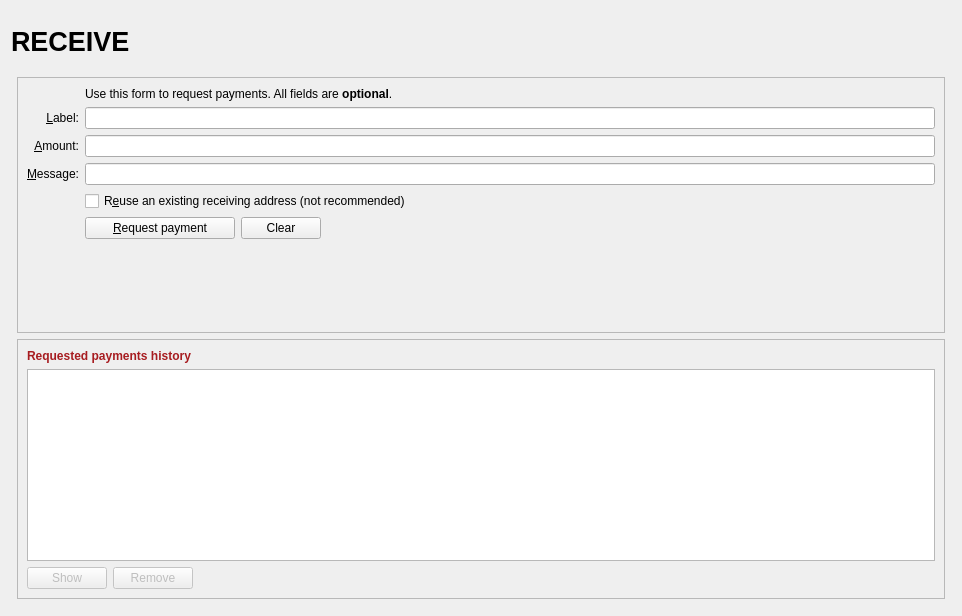
Above: src/qt/forms/receivecoinsdialog.ui from laurobeleche/CryptoDezireCash before the change. Below: the same form after it.
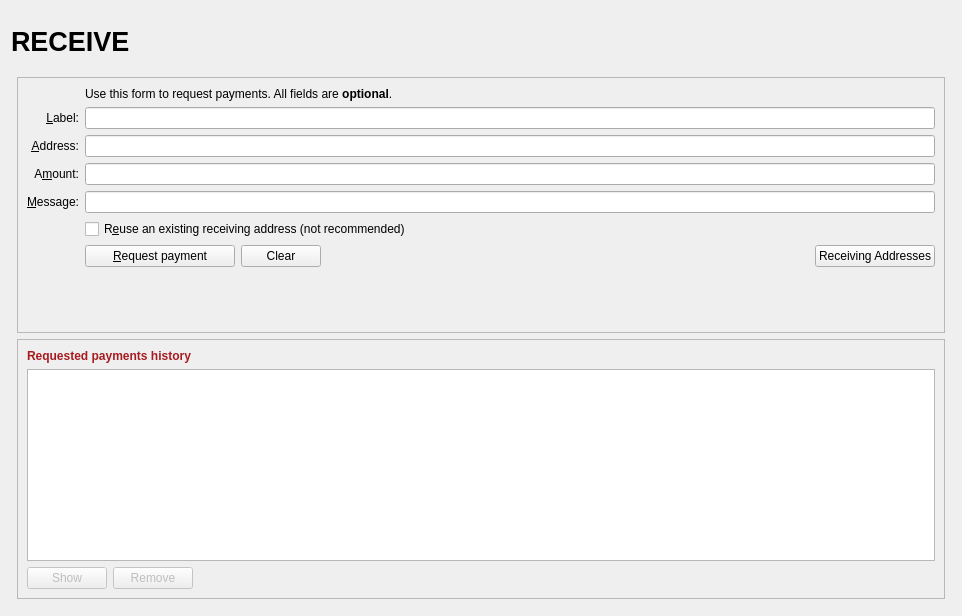
That is the form after the change. Icons and pictures are not drawn. Custom widgets are drawn as their Qt base class.

```diff
--- a/src/qt/forms/receivecoinsdialog.ui
+++ b/src/qt/forms/receivecoinsdialog.ui
@@ -136,53 +136,6 @@
           <layout class="QVBoxLayout" name="verticalLayout_3">
            <item>
             <layout class="QGridLayout" name="gridLayout">
-             <item row="7" column="2">
-              <widget class="QCheckBox" name="reuseAddress">
-               <property name="toolTip">
-                <string>Reuse one of the previously used receiving addresses.&lt;br&gt;Reusing addresses has security and privacy issues.&lt;br&gt;Do not use this unless re-generating a payment request made before.</string>
-               </property>
-               <property name="text">
-                <string>R&amp;euse an existing receiving address (not recommended)</string>
-               </property>
-              </widget>
-             </item>
-             <item row="7" column="0">
-              <widget class="QLabel" name="label_4">
-               <property name="text">
-                <string/>
-               </property>
-              </widget>
-             </item>
-             <item row="6" column="0">
-              <widget class="QLabel" name="label_3">
-               <property name="toolTip">
-                <string>An optional message to attach to the payment request, which will be displayed when the request is opened. Note: The message will not be sent with the payment over the Crypto Dezire Cash network.</string>
-               </property>
-               <property name="text">
-                <string>&amp;Message:</string>
-               </property>
-               <property name="alignment">
-                <set>Qt::AlignRight|Qt::AlignTrailing|Qt::AlignVCenter</set>
-               </property>
-               <property name="buddy">
-                <cstring>reqMessage</cstring>
-               </property>
-              </widget>
-             </item>
-             <item row="4" column="2">
-              <widget class="QLineEdit" name="reqLabel">
-               <property name="toolTip">
-                <string>An optional label to associate with the new receiving address.</string>
-               </property>
-              </widget>
-             </item>
-             <item row="6" column="2">
-              <widget class="QLineEdit" name="reqMessage">
-               <property name="toolTip">
-                <string>An optional message to attach to the payment request, which will be displayed when the request is opened.&lt;br&gt;Note: The message will not be sent with the payment over the Crypto Dezire Cash network.</string>
-               </property>
-              </widget>
-             </item>
              <item row="2" column="2">
               <widget class="QLabel" name="label_5">
                <property name="text">
@@ -206,23 +159,62 @@
                </property>
               </widget>
              </item>
+             <item row="4" column="2">
+              <widget class="QLineEdit" name="reqLabel">
+               <property name="toolTip">
+                <string>An optional label to associate with the new receiving address.</string>
+               </property>
+              </widget>
+             </item>
              <item row="5" column="0">
               <widget class="QLabel" name="label">
                <property name="toolTip">
-                <string>An optional amount to request. Leave this empty or zero to not request a specific amount.</string>
+                <string>Your receiving address. You can copy and use it to receive coins on this wallet. A new one will be generated once it is used.</string>
                </property>
                <property name="text">
-                <string>&amp;Amount:</string>
+                <string>&amp;Address:</string>
                </property>
                <property name="alignment">
                 <set>Qt::AlignRight|Qt::AlignTrailing|Qt::AlignVCenter</set>
                </property>
                <property name="buddy">
-                <cstring>reqAmount</cstring>
+                <cstring>reqAddress</cstring>
                </property>
               </widget>
              </item>
              <item row="5" column="2">
+              <widget class="QLineEdit" name="reqAddress">
+               <property name="readOnly">
+                <bool>true</bool>
+               </property>
+               <property name="minimumSize">
+                <size>
+                 <width>80</width>
+                 <height>0</height>
+                </size>
+               </property>
+               <property name="toolTip">
+                <string>Your receiving address. You can copy and use it to receive coins on this wallet. A new one will be generated once it is used.</string>
+               </property>
+              </widget>
+             </item>
+             <item row="6" column="0">
+              <widget class="QLabel" name="label">
+               <property name="toolTip">
+                <string>An optional amount to request. Leave this empty or zero to not request a specific amount.</string>
+               </property>
+               <property name="text">
+                <string>A&amp;mount:</string>
+               </property>
+               <property name="alignment">
+                <set>Qt::AlignRight|Qt::AlignTrailing|Qt::AlignVCenter</set>
+               </property>
+               <property name="buddy">
+                <cstring>reqAmount</cstring>
+               </property>
+              </widget>
+             </item>
+             <item row="6" column="2">
               <widget class="BitcoinAmountField" name="reqAmount">
                <property name="minimumSize">
                 <size>
@@ -235,14 +227,54 @@
                </property>
               </widget>
              </item>
+             <item row="7" column="0">
+              <widget class="QLabel" name="label_3">
+               <property name="toolTip">
+                <string>An optional message to attach to the payment request, which will be displayed when the request is opened. Note: The message will not be sent with the payment over the PIVX network.</string>
+               </property>
+               <property name="text">
+                <string>&amp;Message:</string>
+               </property>
+               <property name="alignment">
+                <set>Qt::AlignRight|Qt::AlignTrailing|Qt::AlignVCenter</set>
+               </property>
+               <property name="buddy">
+                <cstring>reqMessage</cstring>
+               </property>
+              </widget>
+             </item>
+             <item row="7" column="2">
+              <widget class="QLineEdit" name="reqMessage">
+               <property name="toolTip">
+                <string>An optional message to attach to the payment request, which will be displayed when the request is opened.&lt;br&gt;Note: The message will not be sent with the payment over the PIVX network.</string>
+               </property>
+              </widget>
+             </item>
              <item row="8" column="0">
-              <widget class="QLabel" name="label_7">
+              <widget class="QLabel" name="label_4">
                <property name="text">
                 <string/>
                </property>
               </widget>
              </item>
              <item row="8" column="2">
+              <widget class="QCheckBox" name="reuseAddress">
+               <property name="toolTip">
+                <string>Reuse one of the previously used receiving addresses.&lt;br&gt;Reusing addresses has security and privacy issues.&lt;br&gt;Do not use this unless re-generating a payment request made before.</string>
+               </property>
+               <property name="text">
+                <string>R&amp;euse an existing receiving address (not recommended)</string>
+               </property>
+              </widget>
+             </item>
+             <item row="9" column="0">
+              <widget class="QLabel" name="label_7">
+               <property name="text">
+                <string/>
+               </property>
+              </widget>
+             </item>
+             <item row="9" column="2">
               <layout class="QHBoxLayout" name="horizontalLayout">
                <item>
                 <widget class="QPushButton" name="receiveButton">
@@ -297,9 +329,23 @@
                  </property>
                 </spacer>
                </item>
+               <item>
+                <widget class="QPushButton" name="receivingAddressesButton">
+                 <property name="text">
+                  <string>Receiving Addresses</string>
+                 </property>
+                 <property name="icon">
+                  <iconset resource="../cryptodezirecash.qrc">
+                   <normaloff>:/icons/address-book</normaloff>:/icons/address-book</iconset>
+                 </property>
+                 <property name="autoDefault">
+                  <bool>false</bool>
+                 </property>
+                </widget>
+               </item>
               </layout>
              </item>
-             <item row="9" column="2">
+             <item row="10" column="2">
               <spacer name="verticalSpacer">
                <property name="orientation">
                 <enum>Qt::Vertical</enum>
```
Left out of the diff: 1 changed line with no effect on the pictures.
